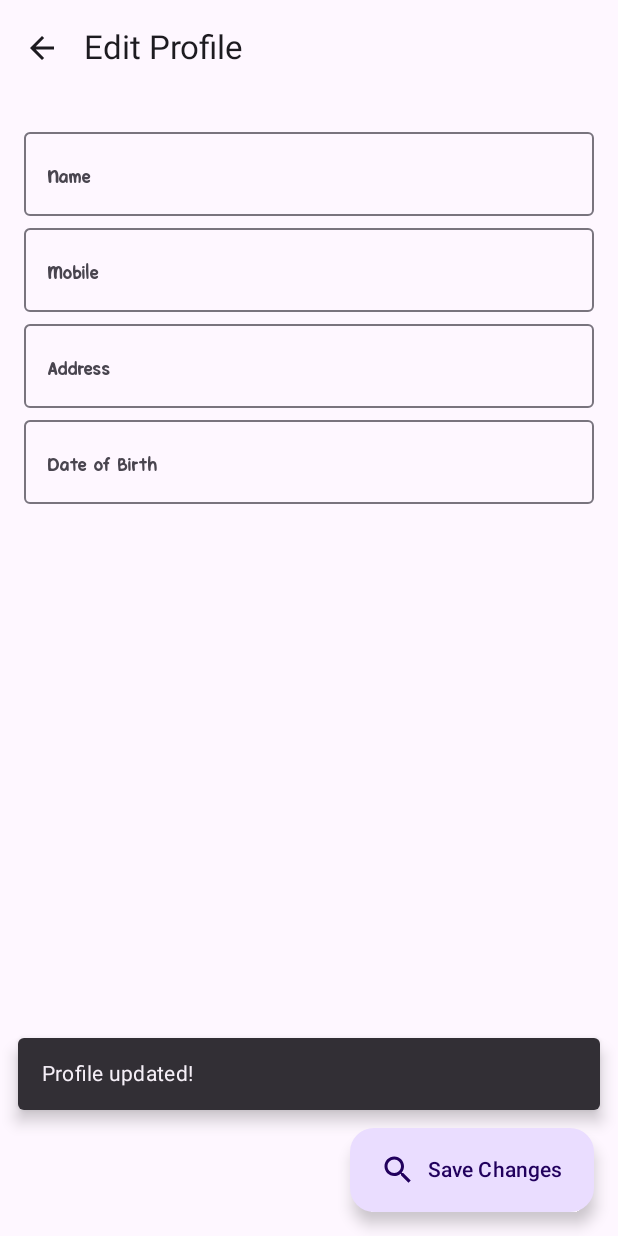
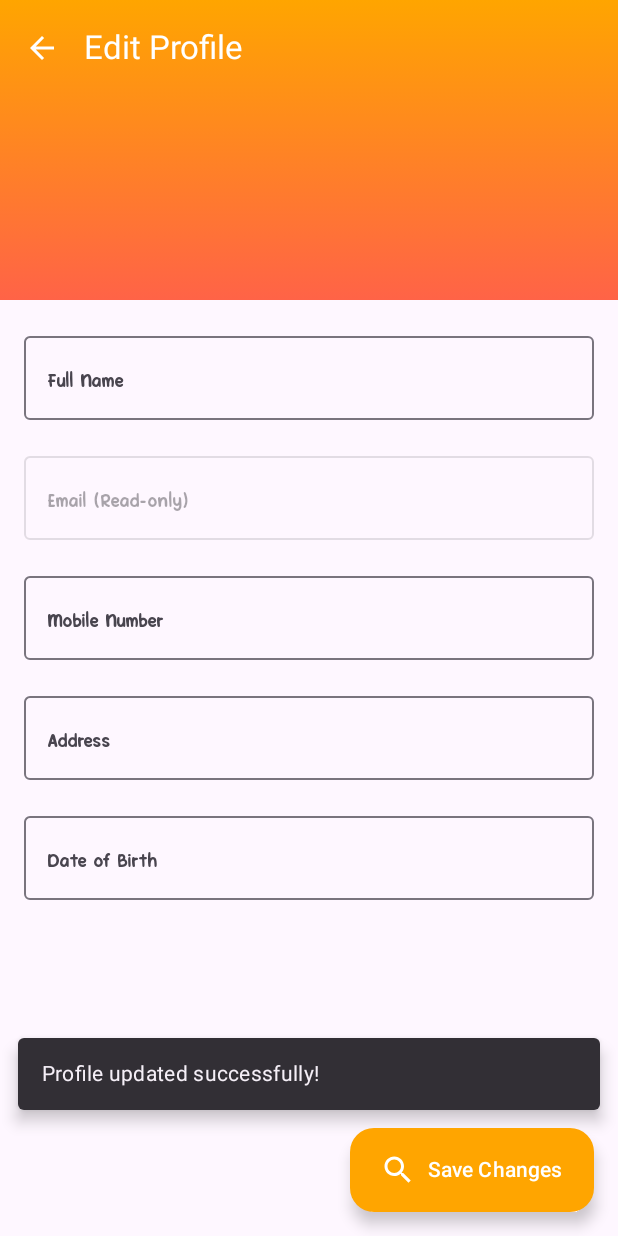
Before and after one commit to NabeelM99/Food-Delivery-App, an Android app built with Jetpack Compose: the ProfileEditScreen screen opened through its navigation route, after a tap on "Save Changes", on a phone screen of 412 x 824 dp. Run offline under Robolectric (Android 15) with nearby library versions, the phone set to English and light mode, and no system bars; our stand-ins replace Firebase (no records; nobody signed in at launch, a user with empty details on screens opened directly).

Commit message:
Initial commit

```diff
--- a/app/src/main/java/com/example/fooddeliveryapp/ProfileViewModel.kt
+++ b/app/src/main/java/com/example/fooddeliveryapp/ProfileViewModel.kt
@@ -1,5 +1,6 @@
 package com.example.fooddeliveryapp.viewmodel
 
+import android.util.Log
 import androidx.lifecycle.ViewModel
 import androidx.lifecycle.viewModelScope
 import com.google.firebase.auth.FirebaseAuth
@@ -7,6 +8,7 @@ import com.google.firebase.firestore.FirebaseFirestore
 import kotlinx.coroutines.flow.MutableStateFlow
 import kotlinx.coroutines.flow.StateFlow
 import kotlinx.coroutines.launch
+import kotlinx.coroutines.tasks.await
 
 class ProfileViewModel : ViewModel() {
     private val db = FirebaseFirestore.getInstance()
@@ -26,15 +28,32 @@ class ProfileViewModel : ViewModel() {
 
     fun updateProfile(name: String, mobile: String, address: String, dob: String) {
         viewModelScope.launch {
-            FirebaseAuth.getInstance().currentUser?.uid?.let { uid ->
-                db.collection("users").document(uid).update(
+            /*FirebaseAuth.getInstance().currentUser?.uid?.let { uid ->
+                val userRef = db.collection("users").document(uid)
+                userRef.set(
                     mapOf(
                         "name" to name,
                         "mobile" to mobile,
                         "address" to address,
                         "dob" to dob
                     )
-                )
+                ),
+                com.google.firebase.firestore.SetOptions.merge()
+                ), await()
+            }*/
+            try {
+                FirebaseAuth.getInstance().currentUser?.uid?.let { uid ->
+                    db.collection("users").document(uid)
+                        .addSnapshotListener { doc, error ->
+                            if (error != null) {
+                                Log.e("ProfileViewModel", "Listen failed: $error")
+                                return@addSnapshotListener
+                            }
+                            _userProfile.value = doc?.toObject(UserProfile::class.java)
+                        }
+                }
+            } catch (e: Exception) {
+                Log.e("ProfileViewModel", "Error loading profile: ${e.message}")
             }
         }
     }
--- a/app/src/main/java/com/example/fooddeliveryapp/ui/screen/ProfileEditScreen.kt
+++ b/app/src/main/java/com/example/fooddeliveryapp/ui/screen/ProfileEditScreen.kt
@@ -1,5 +1,6 @@
 package com.example.fooddeliveryapp.ui.screen
 
+import androidx.compose.foundation.background
 import androidx.compose.foundation.layout.*
 import androidx.compose.foundation.rememberScrollState
 import androidx.compose.foundation.verticalScroll
@@ -10,10 +11,15 @@ import androidx.compose.material3.*
 import androidx.compose.runtime.*
 import androidx.compose.ui.Alignment
 import androidx.compose.ui.Modifier
+import androidx.compose.ui.graphics.Brush
+import androidx.compose.ui.graphics.Color
 import androidx.compose.ui.unit.dp
 import androidx.lifecycle.viewmodel.compose.viewModel
 import androidx.navigation.NavController
+import com.example.fooddeliveryapp.ui.theme.Orange
+import com.example.fooddeliveryapp.ui.theme.Red
 import com.example.fooddeliveryapp.viewmodel.ProfileViewModel
+import com.google.firebase.auth.FirebaseAuth
 import kotlinx.coroutines.launch
 
 @OptIn(ExperimentalMaterial3Api::class)
@@ -26,38 +32,80 @@ fun ProfileEditScreen(
     val snackbarHostState = remember { SnackbarHostState() }
     val scope = rememberCoroutineScope()
 
-    var name by remember { mutableStateOf(userProfile?.name ?: "") }
-    var mobile by remember { mutableStateOf(userProfile?.mobile ?: "") }
-    var address by remember { mutableStateOf(userProfile?.address ?: "") }
-    var dob by remember { mutableStateOf(userProfile?.dob ?: "") }
+    var name by remember { mutableStateOf("") }
+    var mobile by remember { mutableStateOf("") }
+    var address by remember { mutableStateOf("") }
+    var dob by remember { mutableStateOf("") }
+
+    // Load existing data when screen opens
+    LaunchedEffect(userProfile) {
+        userProfile?.let {
+            name = userProfile?.name ?: ""
+            mobile = userProfile?.mobile ?: ""
+            address = userProfile?.address ?: ""
+            dob = userProfile?.dob ?: ""
+        }
+    }
 
     Scaffold(
         snackbarHost = { SnackbarHost(snackbarHostState) },
         topBar = {
-            TopAppBar(
-                title = { Text("Edit Profile") },
-                navigationIcon = {
-                    IconButton(onClick = { navController.popBackStack() }) {
-                        Icon(Icons.Default.ArrowBack, "Back")
-                    }
-                }
-            )
+            Box(
+                modifier = Modifier
+                    .fillMaxWidth()
+                    .height(200.dp)
+                    .background(
+                        Brush.verticalGradient(
+                            colors = listOf(Orange, Red)
+                        )
+                    )
+            ) {
+                TopAppBar(
+                    title = {
+                        Text(
+                            "Edit Profile",
+                            color = Color.White
+                        )
+                    },
+                    navigationIcon = {
+                        IconButton(
+                            onClick = { navController.popBackStack() }
+                        ) {
+                            Icon(
+                                imageVector = Icons.Default.ArrowBack,
+                                contentDescription = "Back",
+                                tint = Color.White
+                            )
+                        }
+                    },
+                    colors = TopAppBarDefaults.topAppBarColors(
+                        containerColor = Color.Transparent,
+                        titleContentColor = Color.White
+                    )
+                )
+            }
         },
         floatingActionButton = {
             ExtendedFloatingActionButton(
                 onClick = {
-                    profileViewModel.updateProfile(name, mobile, address, dob)
                     scope.launch {
-                        snackbarHostState.showSnackbar("Profile updated!")
-                        navController.popBackStack()
+                        try {
+                            profileViewModel.updateProfile(name, mobile, address, dob)
+                            snackbarHostState.showSnackbar("Profile updated successfully!")
+                            navController.popBackStack() // Navigate AFTER successful save
+                        } catch (e: Exception) {
+                            snackbarHostState.showSnackbar("Error: ${e.message}")
+                        }
                     }
-                }
+                },
+                containerColor = Orange,
+                contentColor = Color.White
             ) {
                 Row(
                     verticalAlignment = Alignment.CenterVertically
                 ) {
                     Icon(Icons.Default.Search, "Save")
-                    Spacer(modifier = Modifier.width(8.dp))
+                    Spacer(Modifier.width(8.dp))
                     Text("Save Changes")
                 }
             }
@@ -66,22 +114,36 @@ fun ProfileEditScreen(
         Column(
             modifier = Modifier
                 .padding(paddingValues)
+                .verticalScroll(rememberScrollState())
                 .padding(16.dp)
-                .verticalScroll(rememberScrollState())
         ) {
             OutlinedTextField(
                 value = name,
                 onValueChange = { name = it },
-                label = { Text("Name") },
+                label = { Text("Full Name") },
                 modifier = Modifier.fillMaxWidth()
             )
+
+            Spacer(Modifier.height(16.dp))
+
+            OutlinedTextField(
+                value = FirebaseAuth.getInstance().currentUser?.email ?: "",
+                onValueChange = {},
+                label = { Text("Email (Read-only)") },
+                modifier = Modifier.fillMaxWidth(),
+                enabled = false
+            )
+
+            Spacer(Modifier.height(16.dp))
 
             OutlinedTextField(
                 value = mobile,
                 onValueChange = { mobile = it },
-                label = { Text("Mobile") },
+                label = { Text("Mobile Number") },
                 modifier = Modifier.fillMaxWidth()
             )
+
+            Spacer(Modifier.height(16.dp))
 
             OutlinedTextField(
                 value = address,
@@ -90,12 +152,16 @@ fun ProfileEditScreen(
                 modifier = Modifier.fillMaxWidth()
             )
 
+            Spacer(Modifier.height(16.dp))
+
             OutlinedTextField(
                 value = dob,
                 onValueChange = { dob = it },
                 label = { Text("Date of Birth") },
                 modifier = Modifier.fillMaxWidth()
             )
+
+
         }
     }
 }
```
Also changed, not shown: app/src/main/java/com/example/fooddeliveryapp/ui/screen/ProfileViewScreen.kt (+20 -18 lines).
